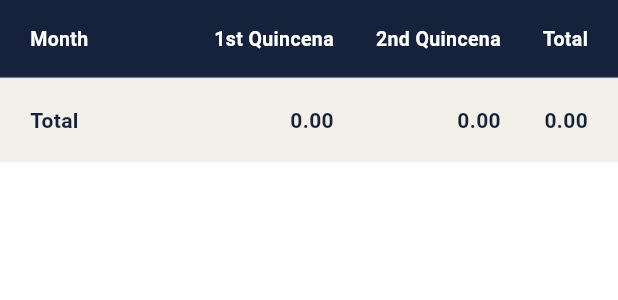
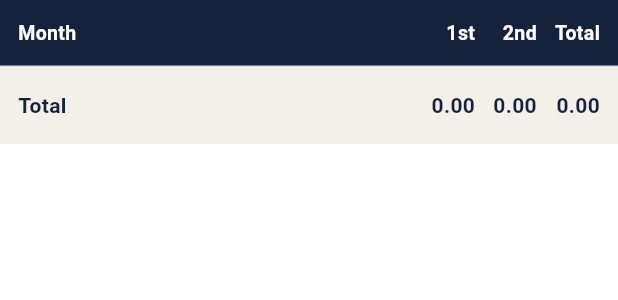
Before and after one commit to pbocapiz/elssm, a Flutter app: the _PayrollTable widget shown alone on an empty page, opened directly with empty values, on a phone screen of 412 x 824 dp. Shown: the top 300 px of the screen. Run offline on Flutter 3.47's test engine with Material 3 defaults, Android fonts, the phone set to English and light mode, and no system bars; our stand-ins replace shared_preferences, supabase_flutter; accounts and stored records are empty; network calls fail.

Commit message:
fit_phone_screen

```diff
--- a/lib/models/payroll_entry.dart
+++ b/lib/models/payroll_entry.dart
@@ -62,4 +62,8 @@ class PayrollEntry {
   ];
 
   String get monthName => monthNames[month - 1];
+
+  /// Abbreviated for the payroll table, which needs Month, 1st, 2nd, Total,
+  /// and a save button to all fit on a narrow screen without scrolling.
+  String get monthShortName => monthName.substring(0, 3);
 }
--- a/lib/payroll_page.dart
+++ b/lib/payroll_page.dart
@@ -578,15 +578,15 @@ class _PayrollTable extends StatelessWidget {
         fontSize: 13,
       ),
       dividerThickness: 0,
-      columnSpacing: 28,
-      horizontalMargin: 20,
-      headingRowHeight: 52,
-      dataRowMinHeight: 56,
-      dataRowMaxHeight: 56,
+      columnSpacing: 12,
+      horizontalMargin: 12,
+      headingRowHeight: 44,
+      dataRowMinHeight: 52,
+      dataRowMaxHeight: 52,
       columns: [
         const DataColumn(label: Text('Month')),
-        const DataColumn(label: Text('1st Quincena'), numeric: true),
-        const DataColumn(label: Text('2nd Quincena'), numeric: true),
+        const DataColumn(label: Text('1st'), numeric: true),
+        const DataColumn(label: Text('2nd'), numeric: true),
         const DataColumn(label: Text('Total'), numeric: true),
         if (canEdit) const DataColumn(label: Text('')),
       ],
@@ -619,7 +619,7 @@ class _PayrollTable extends StatelessWidget {
                       const SizedBox(width: 8),
                     ],
                     Text(
-                      entry.monthName,
+                      entry.monthShortName,
                       style: const TextStyle(
                         fontWeight: FontWeight.w600,
                         color: navyBlue,
@@ -631,23 +631,24 @@ class _PayrollTable extends StatelessWidget {
               DataCell(
                 canEdit
                     ? SizedBox(
-                        width: 110,
+                        width: 78,
                         child: TextField(
                           controller: firstControllers[entry.month],
                           keyboardType: const TextInputType.numberWithOptions(
                             decimal: true,
                           ),
                           textAlign: TextAlign.right,
+                          style: const TextStyle(fontSize: 13),
                           decoration: InputDecoration(
                             isDense: true,
                             filled: true,
                             fillColor: _fieldFill,
                             contentPadding: const EdgeInsets.symmetric(
-                              horizontal: 10,
-                              vertical: 10,
+                              horizontal: 6,
+                              vertical: 8,
                             ),
                             border: OutlineInputBorder(
-                              borderRadius: BorderRadius.circular(10),
+                              borderRadius: BorderRadius.circular(8),
                               borderSide: BorderSide.none,
                             ),
                           ),
@@ -658,23 +659,24 @@ class _PayrollTable extends StatelessWidget {
               DataCell(
                 canEdit
                     ? SizedBox(
-                        width: 110,
+                        width: 78,
                         child: TextField(
                           controller: secondControllers[entry.month],
                           keyboardType: const TextInputType.numberWithOptions(
                             decimal: true,
                           ),
                           textAlign: TextAlign.right,
+                          style: const TextStyle(fontSize: 13),
                           decoration: InputDecoration(
                             isDense: true,
                             filled: true,
                             fillColor: _fieldFill,
                             contentPadding: const EdgeInsets.symmetric(
-                              horizontal: 10,
-                              vertical: 10,
+                              horizontal: 6,
+                              vertical: 8,
                             ),
                             border: OutlineInputBorder(
-                              borderRadius: BorderRadius.circular(10),
+                              borderRadius: BorderRadius.circular(8),
                               borderSide: BorderSide.none,
                             ),
                           ),
@@ -723,9 +725,14 @@ class _PayrollTable extends StatelessWidget {
                             icon: const Icon(
                               Icons.save_outlined,
                               color: navyBlue,
-                              size: 18,
+                              size: 16,
                             ),
-                            splashRadius: 18,
+                            padding: EdgeInsets.zero,
+                            constraints: const BoxConstraints(
+                              minWidth: 32,
+                              minHeight: 32,
+                            ),
+                            splashRadius: 16,
                             onPressed: () => onSave(entry.month),
                           ),
                         ),
```
